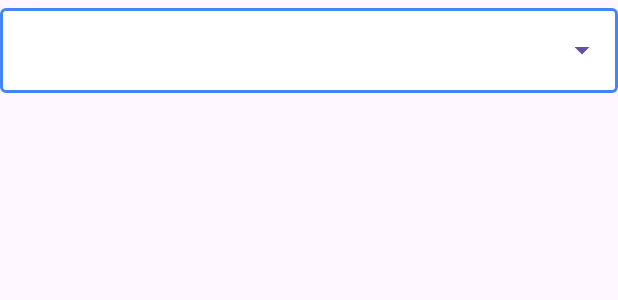
After one commit to daniilxt/ExchangeRate, an Android app: the layout dropdown_menu.xml on its own in the app's theme, with its tools: preview values and no code run, on a phone screen of 412 x 824 dp. The commit adds this screen. Shown: the top 300 px of the screen. Run offline under Robolectric (Android 15) with nearby library versions, the phone set to English and light mode, and no system bars.

Commit message:
Added currency chooser layout

```diff
--- /dev/null
+++ b/common/src/main/res/layout/dropdown_menu.xml
@@ -0,0 +1,20 @@
+<?xml version="1.0" encoding="utf-8"?>
+<com.google.android.material.textfield.TextInputLayout xmlns:android="http://schemas.android.com/apk/res/android"
+    xmlns:app="http://schemas.android.com/apk/res-auto"
+    android:id="@+id/spinner_wrapper"
+    style="@style/Widget.MaterialComponents.TextInputLayout.OutlinedBox.ExposedDropdownMenu"
+    android:layout_width="match_parent"
+    android:layout_height="wrap_content"
+    android:textColorHint="@color/text_color_hint_primary"
+    android:theme="@style/spinnerBackground"
+    app:boxBackgroundColor="@color/bg_primary"
+    app:boxStrokeColor="@color/tint_primary"
+    app:hintTextColor="@color/text_color_hint_primary">
+
+    <AutoCompleteTextView
+        android:id="@+id/spinner_text"
+        android:layout_width="match_parent"
+        android:layout_height="wrap_content"
+        android:inputType="none"
+        android:textColor="@color/black" />
+</com.google.android.material.textfield.TextInputLayout>
--- a/common/src/main/res/values/colors.xml
+++ b/common/src/main/res/values/colors.xml
@@ -3,6 +3,10 @@
     <color name="black">#FF000000</color>
     <color name="white">#FFFFFFFF</color>
 
-    <color name="background_primary">#FFFFFF</color>
-    <color name="background_secondary">#E5E5E5</color>
+    <color name="bg_primary">#FFFFFF</color>
+    <color name="bg_secondary">#E5E5E5</color>
+
+    <color name="text_color_hint_primary">#A3A3A3</color>
+
+    <color name="tint_primary">#4385F6</color>
 </resources>
--- a/common/src/main/res/values/strings.xml
+++ b/common/src/main/res/values/strings.xml
@@ -1,4 +1,5 @@
 <resources>
     <string name="error_unknown">Неизвестная ошибка, попробуйте позднее.</string>
     <string name="error_connection">Ошибка подключения к серверу, попробуйте позднее.</string>
+    <string name="currency">Валюта</string>
 </resources>
--- a/common/src/main/res/values/styles.xml
+++ b/common/src/main/res/values/styles.xml
@@ -1,2 +1,14 @@
 <?xml version="1.0" encoding="utf-8"?>
-<resources></resources>
+<resources>
+
+    <style name="TextView.Title" parent="Widget.MaterialComponents.TextView">
+        <item name="android:textColor">@color/black</item>
+        <item name="fontFamily">@font/work_sans_semibold</item>
+        <item name="android:textSize">@dimen/sp_20</item>
+        <item name="android:ellipsize">end</item>
+    </style>
+
+    <style name="spinnerBackground" parent="Widget.Material3.TextInputLayout.OutlinedBox.ExposedDropdownMenu">
+        <item name="colorSurface">@color/white</item>
+    </style>
+</resources>
--- /dev/null
+++ b/feature/src/main/res/drawable/ic_filter_list_24.xml
@@ -0,0 +1,5 @@
+<vector android:height="24dp" android:tint="#000000"
+    android:viewportHeight="24" android:viewportWidth="24"
+    android:width="24dp" xmlns:android="http://schemas.android.com/apk/res/android">
+    <path android:fillColor="@android:color/white" android:pathData="M10,18h4v-2h-4v2zM3,6v2h18L21,6L3,6zM6,13h12v-2L6,11v2z"/>
+</vector>
--- a/feature/src/main/res/layout/fragment_favorite.xml
+++ b/feature/src/main/res/layout/fragment_favorite.xml
@@ -3,7 +3,7 @@
     xmlns:tools="http://schemas.android.com/tools"
     android:layout_width="match_parent"
     android:layout_height="match_parent"
-    android:background="@color/background_primary"
+    android:background="@color/bg_primary"
     tools:context=".favorite.presentation.FavoriteFragment">
 
     <TextView
--- a/feature/src/main/res/layout/fragment_popular.xml
+++ b/feature/src/main/res/layout/fragment_popular.xml
@@ -3,7 +3,7 @@
     xmlns:tools="http://schemas.android.com/tools"
     android:layout_width="match_parent"
     android:layout_height="match_parent"
-    android:background="@color/background_primary"
+    android:background="@color/bg_primary"
     tools:context=".popular.presentation.PopularFragment">
 
     <TextView
```
Also changed, not shown: feature/src/main/res/layout/fragment_main_screen.xml (+43 -10 lines).
